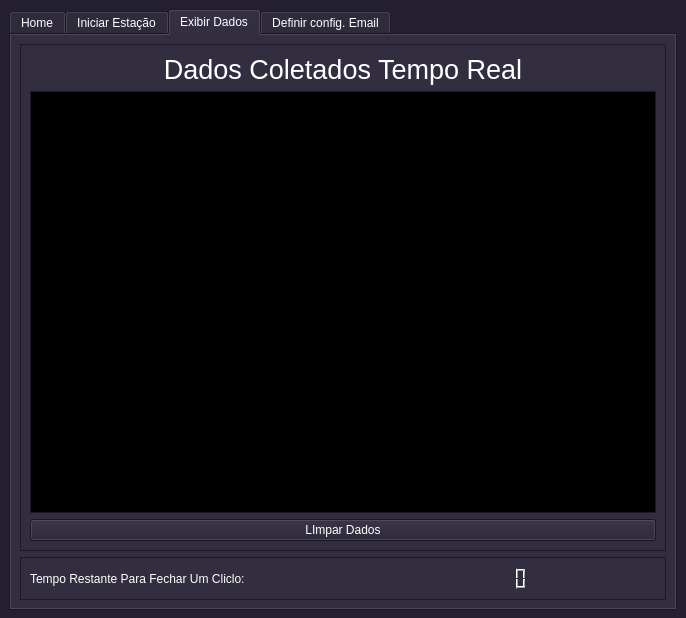
Old version of the form interface.ui in the repository Fat83dotcom/Interface_Estacao.
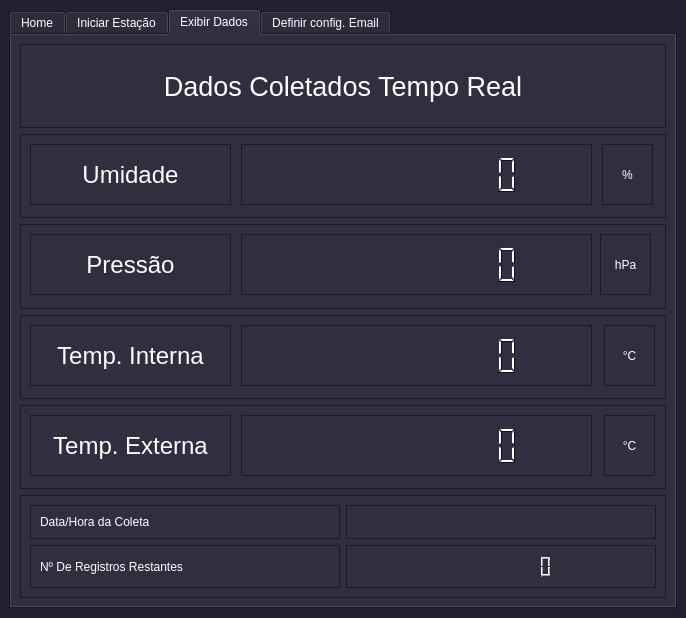
New version of the form. The open tabs and pages were chosen to show the change. Icons and pictures are not drawn.

Commit message: Novo layout para a seção de vizualização de dados em tempo real

Diff of the .ui file:
```diff
--- a/interface.ui
+++ b/interface.ui
@@ -456,15 +456,9 @@
    <string>Estação Metereologica Fat83DotCom</string>
   </property>
   <widget class="QWidget" name="centralwidget">
+   <layout class="QFormLayout" name="formLayout_2">
+    <item row="0" column="0" colspan="2">
    <widget class="QTabWidget" name="tabWidget">
-    <property name="geometry">
-     <rect>
-      <x>9</x>
-      <y>9</y>
-      <width>668</width>
-      <height>602</height>
-     </rect>
-    </property>
     <property name="currentIndex">
      <number>0</number>
     </property>
@@ -742,25 +736,6 @@
            </property>
           </widget>
          </item>
-         <item>
-          <widget class="QListView" name="filaDadosColetados"/>
-         </item>
-         <item>
-          <widget class="QPushButton" name="btnLimparDadosColetados">
-           <property name="text">
-            <string>LImpar Dados</string>
-           </property>
-           <property name="autoDefault">
-            <bool>false</bool>
-           </property>
-           <property name="default">
-            <bool>false</bool>
-           </property>
-           <property name="flat">
-            <bool>false</bool>
-           </property>
-          </widget>
-         </item>
         </layout>
        </widget>
       </item>
@@ -772,25 +747,492 @@
         <property name="frameShadow">
          <enum>QFrame::Raised</enum>
         </property>
-        <layout class="QHBoxLayout" name="horizontalLayout_3">
+          <widget class="QFrame" name="frame_14">
+           <property name="geometry">
+            <rect>
+             <x>10</x>
+             <y>10</y>
+             <width>201</width>
+             <height>61</height>
+            </rect>
+           </property>
+           <property name="frameShape">
+            <enum>QFrame::StyledPanel</enum>
+           </property>
+           <property name="frameShadow">
+            <enum>QFrame::Raised</enum>
+           </property>
+           <layout class="QVBoxLayout" name="verticalLayout_9">
          <item>
           <widget class="QLabel" name="label_10">
+              <property name="font">
+               <font>
+                <pointsize>18</pointsize>
+               </font>
+              </property>
            <property name="text">
-            <string>Tempo Restante Para Fechar Um Cliclo:</string>
-           </property>
-          </widget>
-         </item>
+               <string>Umidade</string>
+              </property>
+              <property name="alignment">
+               <set>Qt::AlignCenter</set>
+              </property>
+             </widget>
+            </item>
+           </layout>
+          </widget>
+          <widget class="QFrame" name="frame_15">
+           <property name="geometry">
+            <rect>
+             <x>221</x>
+             <y>10</y>
+             <width>351</width>
+             <height>61</height>
+            </rect>
+           </property>
+           <property name="frameShape">
+            <enum>QFrame::StyledPanel</enum>
+           </property>
+           <property name="frameShadow">
+            <enum>QFrame::Raised</enum>
+           </property>
+           <layout class="QVBoxLayout" name="verticalLayout_16">
+            <item>
+             <widget class="QLCDNumber" name="dadoUmidade">
+              <property name="frameShape">
+               <enum>QFrame::NoFrame</enum>
+              </property>
+              <property name="smallDecimalPoint">
+               <bool>false</bool>
+              </property>
+              <property name="digitCount">
+               <number>10</number>
+              </property>
+              <property name="value" stdset="0">
+               <double>0.000000000000000</double>
+              </property>
+             </widget>
+            </item>
+           </layout>
+          </widget>
+          <widget class="QFrame" name="frame_16">
+           <property name="geometry">
+            <rect>
+             <x>582</x>
+             <y>10</y>
+             <width>51</width>
+             <height>61</height>
+            </rect>
+           </property>
+           <property name="frameShape">
+            <enum>QFrame::StyledPanel</enum>
+           </property>
+           <property name="frameShadow">
+            <enum>QFrame::Raised</enum>
+           </property>
+           <layout class="QVBoxLayout" name="verticalLayout_21">
+            <item>
+             <widget class="QLabel" name="label_15">
+              <property name="text">
+               <string>%</string>
+              </property>
+              <property name="alignment">
+               <set>Qt::AlignCenter</set>
+              </property>
+             </widget>
+            </item>
+           </layout>
+          </widget>
+         </widget>
+        </item>
+        <item>
+         <widget class="QFrame" name="frame_10">
+          <property name="frameShape">
+           <enum>QFrame::StyledPanel</enum>
+          </property>
+          <property name="frameShadow">
+           <enum>QFrame::Raised</enum>
+          </property>
+          <widget class="QFrame" name="frame_17">
+           <property name="geometry">
+            <rect>
+             <x>580</x>
+             <y>10</y>
+             <width>51</width>
+             <height>61</height>
+            </rect>
+           </property>
+           <property name="frameShape">
+            <enum>QFrame::StyledPanel</enum>
+           </property>
+           <property name="frameShadow">
+            <enum>QFrame::Raised</enum>
+           </property>
+           <layout class="QVBoxLayout" name="verticalLayout_22">
+            <item>
+             <widget class="QLabel" name="label_16">
+              <property name="text">
+               <string>hPa</string>
+              </property>
+              <property name="alignment">
+               <set>Qt::AlignCenter</set>
+              </property>
+             </widget>
+            </item>
+           </layout>
+          </widget>
+          <widget class="QFrame" name="frame_18">
+           <property name="geometry">
+            <rect>
+             <x>221</x>
+             <y>10</y>
+             <width>351</width>
+             <height>61</height>
+            </rect>
+           </property>
+           <property name="frameShape">
+            <enum>QFrame::StyledPanel</enum>
+           </property>
+           <property name="frameShadow">
+            <enum>QFrame::Raised</enum>
+           </property>
+           <layout class="QVBoxLayout" name="verticalLayout_17">
+            <item>
+             <widget class="QLCDNumber" name="dadoPressao">
+              <property name="frameShape">
+               <enum>QFrame::NoFrame</enum>
+              </property>
+              <property name="digitCount">
+               <number>10</number>
+              </property>
+             </widget>
+            </item>
+           </layout>
+          </widget>
+          <widget class="QFrame" name="frame_19">
+           <property name="geometry">
+            <rect>
+             <x>10</x>
+             <y>10</y>
+             <width>201</width>
+             <height>61</height>
+            </rect>
+           </property>
+           <property name="frameShape">
+            <enum>QFrame::StyledPanel</enum>
+           </property>
+           <property name="frameShadow">
+            <enum>QFrame::Raised</enum>
+           </property>
+           <layout class="QHBoxLayout" name="horizontalLayout_5">
+            <item>
+             <widget class="QLabel" name="label_11">
+              <property name="font">
+               <font>
+                <pointsize>18</pointsize>
+               </font>
+              </property>
+              <property name="text">
+               <string>Pressão</string>
+              </property>
+              <property name="alignment">
+               <set>Qt::AlignCenter</set>
+              </property>
+             </widget>
+            </item>
+           </layout>
+          </widget>
+         </widget>
+        </item>
+        <item>
+         <widget class="QFrame" name="frame_11">
+          <property name="frameShape">
+           <enum>QFrame::StyledPanel</enum>
+          </property>
+          <property name="frameShadow">
+           <enum>QFrame::Raised</enum>
+          </property>
+          <widget class="QFrame" name="frame_20">
+           <property name="geometry">
+            <rect>
+             <x>584</x>
+             <y>10</y>
+             <width>51</width>
+             <height>61</height>
+            </rect>
+           </property>
+           <property name="frameShape">
+            <enum>QFrame::StyledPanel</enum>
+           </property>
+           <property name="frameShadow">
+            <enum>QFrame::Raised</enum>
+           </property>
+           <layout class="QVBoxLayout" name="verticalLayout_23">
+            <item>
+             <widget class="QLabel" name="label_17">
+              <property name="text">
+               <string>°C</string>
+              </property>
+              <property name="alignment">
+               <set>Qt::AlignCenter</set>
+              </property>
+             </widget>
+            </item>
+           </layout>
+          </widget>
+          <widget class="QFrame" name="frame_21">
+           <property name="geometry">
+            <rect>
+             <x>221</x>
+             <y>10</y>
+             <width>351</width>
+             <height>61</height>
+            </rect>
+           </property>
+           <property name="frameShape">
+            <enum>QFrame::StyledPanel</enum>
+           </property>
+           <property name="frameShadow">
+            <enum>QFrame::Raised</enum>
+           </property>
+           <layout class="QVBoxLayout" name="verticalLayout_18">
+            <item>
+             <widget class="QLCDNumber" name="dadoTempInterna">
+              <property name="frameShape">
+               <enum>QFrame::NoFrame</enum>
+              </property>
+              <property name="digitCount">
+               <number>10</number>
+              </property>
+             </widget>
+            </item>
+           </layout>
+          </widget>
+          <widget class="QFrame" name="frame_22">
+           <property name="geometry">
+            <rect>
+             <x>10</x>
+             <y>10</y>
+             <width>201</width>
+             <height>61</height>
+            </rect>
+           </property>
+           <property name="frameShape">
+            <enum>QFrame::StyledPanel</enum>
+           </property>
+           <property name="frameShadow">
+            <enum>QFrame::Raised</enum>
+           </property>
+           <layout class="QVBoxLayout" name="verticalLayout_14">
+            <item>
+             <widget class="QLabel" name="label_12">
+              <property name="font">
+               <font>
+                <pointsize>18</pointsize>
+               </font>
+              </property>
+              <property name="text">
+               <string>Temp. Interna</string>
+              </property>
+              <property name="alignment">
+               <set>Qt::AlignCenter</set>
+              </property>
+             </widget>
+            </item>
+           </layout>
+          </widget>
+         </widget>
+        </item>
+        <item>
+         <widget class="QFrame" name="frame_12">
+          <property name="frameShape">
+           <enum>QFrame::StyledPanel</enum>
+          </property>
+          <property name="frameShadow">
+           <enum>QFrame::Raised</enum>
+          </property>
+          <widget class="QFrame" name="frame_25">
+           <property name="geometry">
+            <rect>
+             <x>10</x>
+             <y>10</y>
+             <width>201</width>
+             <height>61</height>
+            </rect>
+           </property>
+           <property name="frameShape">
+            <enum>QFrame::StyledPanel</enum>
+           </property>
+           <property name="frameShadow">
+            <enum>QFrame::Raised</enum>
+           </property>
+           <layout class="QVBoxLayout" name="verticalLayout_13">
+            <item>
+             <widget class="QLabel" name="label_13">
+              <property name="font">
+               <font>
+                <pointsize>18</pointsize>
+               </font>
+              </property>
+              <property name="text">
+               <string>Temp. Externa</string>
+              </property>
+              <property name="alignment">
+               <set>Qt::AlignCenter</set>
+              </property>
+             </widget>
+            </item>
+           </layout>
+          </widget>
+          <widget class="QFrame" name="frame_24">
+           <property name="geometry">
+            <rect>
+             <x>221</x>
+             <y>10</y>
+             <width>351</width>
+             <height>61</height>
+            </rect>
+           </property>
+           <property name="frameShape">
+            <enum>QFrame::StyledPanel</enum>
+           </property>
+           <property name="frameShadow">
+            <enum>QFrame::Raised</enum>
+           </property>
+           <layout class="QVBoxLayout" name="verticalLayout_19">
+            <item>
+             <widget class="QLCDNumber" name="dadoTempExterna">
+              <property name="frameShape">
+               <enum>QFrame::NoFrame</enum>
+              </property>
+              <property name="digitCount">
+               <number>10</number>
+              </property>
+             </widget>
+            </item>
+           </layout>
+          </widget>
+          <widget class="QFrame" name="frame_23">
+           <property name="geometry">
+            <rect>
+             <x>584</x>
+             <y>10</y>
+             <width>51</width>
+             <height>61</height>
+            </rect>
+           </property>
+           <property name="frameShape">
+            <enum>QFrame::StyledPanel</enum>
+           </property>
+           <property name="frameShadow">
+            <enum>QFrame::Raised</enum>
+           </property>
+           <layout class="QVBoxLayout" name="verticalLayout_24">
+            <item>
+             <widget class="QLabel" name="label_18">
+              <property name="text">
+               <string>°C</string>
+              </property>
+              <property name="alignment">
+               <set>Qt::AlignCenter</set>
+              </property>
+             </widget>
+            </item>
+           </layout>
+          </widget>
+         </widget>
+        </item>
+        <item>
+         <widget class="QFrame" name="frame_13">
+          <property name="frameShape">
+           <enum>QFrame::StyledPanel</enum>
+          </property>
+          <property name="frameShadow">
+           <enum>QFrame::Raised</enum>
+          </property>
+          <layout class="QGridLayout" name="gridLayout">
+           <item row="1" column="0">
+            <widget class="QFrame" name="frame_30">
+             <property name="frameShape">
+              <enum>QFrame::StyledPanel</enum>
+             </property>
+             <property name="frameShadow">
+              <enum>QFrame::Raised</enum>
+             </property>
+             <layout class="QVBoxLayout" name="verticalLayout_28">
+              <item>
+               <widget class="QLabel" name="label_22">
+                <property name="text">
+                 <string>Data/Hora da Coleta</string>
+                </property>
+               </widget>
+              </item>
+             </layout>
+            </widget>
+           </item>
+           <item row="2" column="0">
+            <widget class="QFrame" name="frame_28">
+             <property name="frameShape">
+              <enum>QFrame::StyledPanel</enum>
+             </property>
+             <property name="frameShadow">
+              <enum>QFrame::Raised</enum>
+             </property>
+             <layout class="QVBoxLayout" name="verticalLayout_15">
+              <item>
+               <widget class="QLabel" name="label_14">
+                <property name="text">
+                 <string>Nº De Registros Restantes</string>
+                </property>
+               </widget>
+              </item>
+             </layout>
+            </widget>
+           </item>
+           <item row="2" column="1">
+            <widget class="QFrame" name="frame_26">
+             <property name="frameShape">
+              <enum>QFrame::StyledPanel</enum>
+             </property>
+             <property name="frameShadow">
+              <enum>QFrame::Raised</enum>
+             </property>
+             <layout class="QVBoxLayout" name="verticalLayout_25">
          <item>
           <widget class="QLCDNumber" name="visorTempoRestante">
            <property name="styleSheet">
-            <string notr="true">color: rgb(73, 168, 53);</string>
+                 <string notr="true">color: rgb(246, 245, 244);</string>
            </property>
            <property name="frameShape">
             <enum>QFrame::NoFrame</enum>
            </property>
+                <property name="digitCount">
+                 <number>10</number>
+                </property>
+               </widget>
+              </item>
+             </layout>
+            </widget>
+           </item>
+           <item row="1" column="1">
+            <widget class="QFrame" name="frame_27">
+             <property name="frameShape">
+              <enum>QFrame::StyledPanel</enum>
+             </property>
            <property name="frameShadow">
             <enum>QFrame::Raised</enum>
            </property>
+             <layout class="QVBoxLayout" name="verticalLayout_26">
+              <item>
+               <widget class="QLabel" name="dadosHoraData">
+                <property name="text">
+                 <string/>
+                </property>
+                <property name="alignment">
+                 <set>Qt::AlignCenter</set>
+                </property>
+               </widget>
+              </item>
+             </layout>
           </widget>
          </item>
         </layout>
@@ -841,6 +1283,8 @@
      </layout>
     </widget>
    </widget>
+    </item>
+   </layout>
   </widget>
  </widget>
  <resources>
```
Lines whose indentation alone changed are shown as unchanged. The commit also changes 1 other file.
